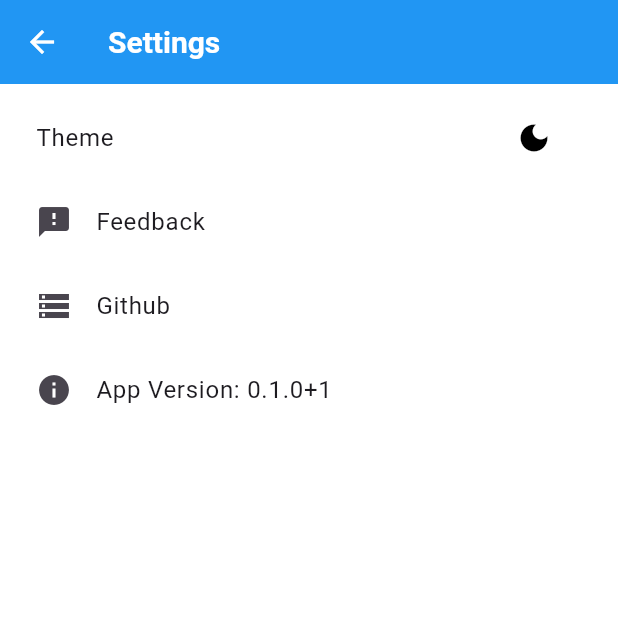
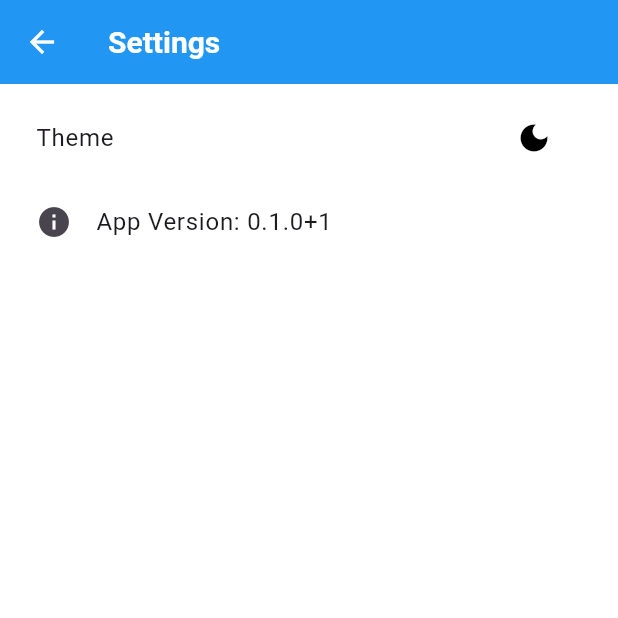
Before and after one commit to jeerovan/ntsapp, a Flutter app: the screen it shows after launch, after a tap on the "settings" icon, on a phone screen of 412 x 824 dp, the top half of it. Run offline on Flutter 3.47's test engine with Material 3 defaults, Android fonts, the phone set to English and light mode, and no system bars; our stand-ins replace audioplayers, file_picker, flutter_contacts, flutter_map, geolocator, image_picker and 7 more; accounts and stored records are empty.

Commit message:
Old links

```diff
--- a/lib/page_settings.dart
+++ b/lib/page_settings.dart
@@ -53,16 +53,6 @@ class SettingsPageState extends State<SettingsPage> {
               onPressed: widget.onThemeToggle,
             ),
           ),
-          ListTile(
-            leading: const Icon(Icons.feedback),
-            title: const Text('Feedback'),
-            onTap: () => _redirectToFeedback(),
-          ),
-          ListTile(
-            leading: const Icon(Icons.storage),
-            title: const Text('Github'),
-            onTap: () => _redirectToGithub(),
-          ),
           FutureBuilder<PackageInfo>(
             future: PackageInfo.fromPlatform(),
             builder: (context, snapshot) {
@@ -86,16 +76,4 @@ class SettingsPageState extends State<SettingsPage> {
       )
     );
   }
-
-  void _redirectToFeedback() {
-    const url = 'https://play.google.com/store/apps/details?id=com.forget.it';
-    // Use your package name
-    openURL(url);
-  }
-
-  void _redirectToGithub() {
-    const url = 'https://github.com/jeerovan/forgetit';
-    // Use your package name
-    openURL(url);
-  }
 }
```
